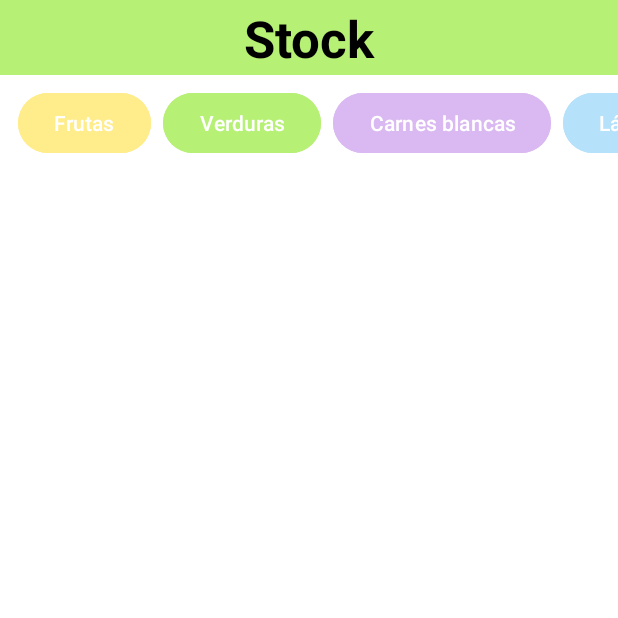
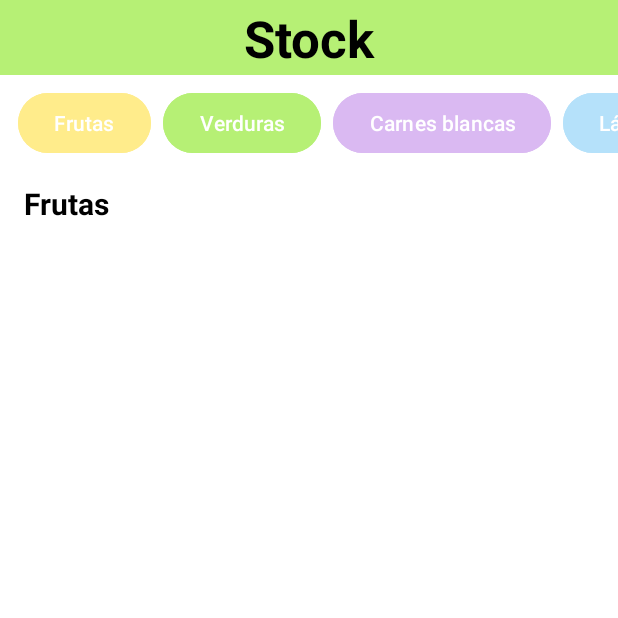
Before and after one commit to Necroo1/parcial1-am-acn4av-saracho, an Android app: the screen it shows after launch (MainActivity), on a phone screen of 412 x 824 dp, the top half of it. Run offline under Robolectric (Android 15) with nearby library versions, the phone set to English and light mode, and no system bars.

Commit message:
feat:Add TextView to display the selected category

```diff
--- a/app/src/main/res/layout/activity_main.xml
+++ b/app/src/main/res/layout/activity_main.xml
@@ -91,4 +91,16 @@
         </LinearLayout>
 
     </HorizontalScrollView>
+    <TextView
+        android:id="@+id/selected_category_title"
+        android:layout_width="0dp"
+        android:layout_height="wrap_content"
+        android:layout_marginStart="16dp"
+        android:layout_marginTop="16dp"
+        android:text="@string/category_fruits"
+        android:textColor="@color/black"
+        android:textSize="20sp"
+        android:textStyle="bold"
+        app:layout_constraintStart_toStartOf="parent"
+        app:layout_constraintTop_toBottomOf="@+id/categories_scroll_view" />
 </androidx.constraintlayout.widget.ConstraintLayout>
```
